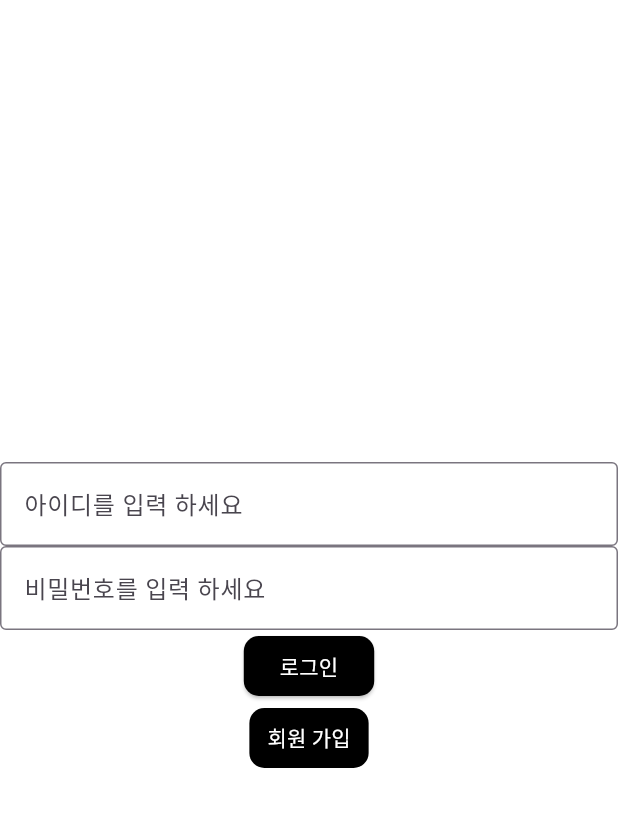
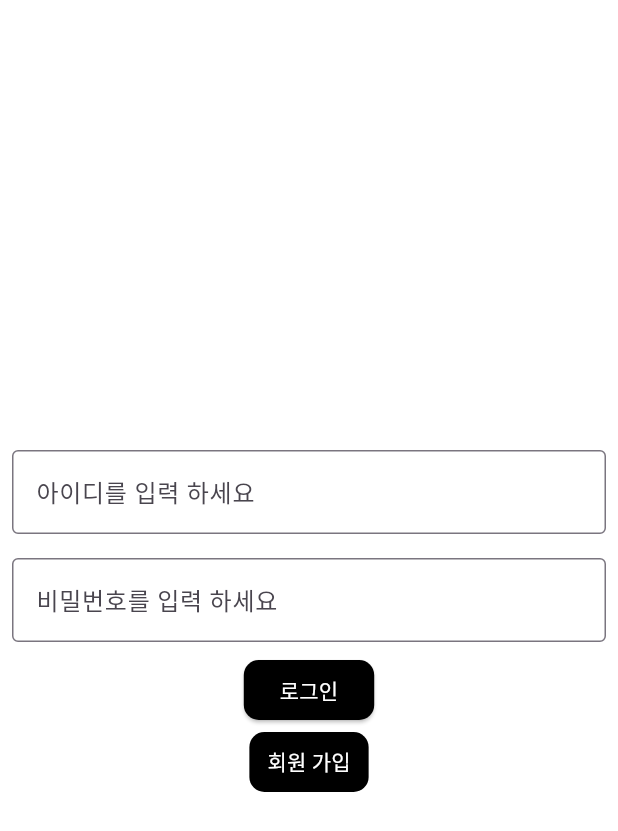
Before and after one commit to ChangJun0716/Black_Market, a Flutter app: the screen it shows after launch, on a phone screen of 412 x 824 dp. Shown: the top 831 px of the screen. Run offline on Flutter 3.47's test engine with Material 3 defaults, Android fonts, the phone set to English and light mode, and no system bars; our stand-ins replace flutter_map, flutter_slidable, geolocator, get, get_storage, image_picker and 2 more; accounts and stored records are empty.

Commit message:
SA_work_04
update :
login ui 업데이트

```diff
--- a/Project/black_market_app/lib/view/company/create/company_create_product.dart
+++ b/Project/black_market_app/lib/view/company/create/company_create_product.dart
@@ -58,7 +58,7 @@ class _CompanyCreateProductState extends State<CompanyCreateProduct> {
         ScaffoldMessenger.of(context).showSnackBar(
           SnackBar(content: Text("제품이 등록되었습니다.")),
         );
-
+        _opriceController.clear();
         _colorController.clear();
         _nameController.clear();
         _priceController.clear();
--- a/Project/black_market_app/lib/view/login/create_account.dart
+++ b/Project/black_market_app/lib/view/login/create_account.dart
@@ -49,6 +49,7 @@ class _CreateAccountState extends State<CreateAccount> {
       ),
       body: Center(
         child: Container(
+          width: 550,
           child: Column(
             mainAxisAlignment: MainAxisAlignment.center,
             children: [
@@ -71,7 +72,9 @@ class _CreateAccountState extends State<CreateAccount> {
               // textField : PW
               Padding(
                 padding: const EdgeInsets.all(8.0),
-                child: CustomTextField(label: '비밀번호를 입력 하세요', controller: pwCon),
+                child: CustomTextField(label: '비밀번호를 입력 하세요',
+                obscureText: true,
+                 controller: pwCon),
               ),
               // textField : Name
               Padding(
--- a/Project/black_market_app/lib/view/login/login.dart
+++ b/Project/black_market_app/lib/view/login/login.dart
@@ -37,13 +37,24 @@ class _LoginState extends State<Login> {
     return Scaffold(
       backgroundColor: Colors.white,
       body: Center(
+        child: SizedBox(
+          width: 500,
           child: Column(
             mainAxisAlignment: MainAxisAlignment.center,
             children: [
               // textField : id
-            CustomTextField(label: '아이디를 입력 하세요', controller: idCon),
+              Padding(
+                padding: const EdgeInsets.all(8.0),
+                child: CustomTextField(label: '아이디를 입력 하세요', controller: idCon),
+              ),
               // textField : pw
-            CustomTextField(label: '비밀번호를 입력 하세요', controller: pwCon),
+              Padding(
+                padding: const EdgeInsets.all(8.0),
+                child: CustomTextField(
+                  label: '비밀번호를 입력 하세요',
+                  obscureText: true,
+                  controller: pwCon),
+              ),
               // button : login
               CustomButton(
                 text: '로그인',
@@ -59,6 +70,7 @@ class _LoginState extends State<Login> {
                 },
               ),
             ],
+          ),
         ),
       ),
     );
```
Also changed, not shown: 1 other file. Lines whose indentation alone changed are shown as unchanged.
